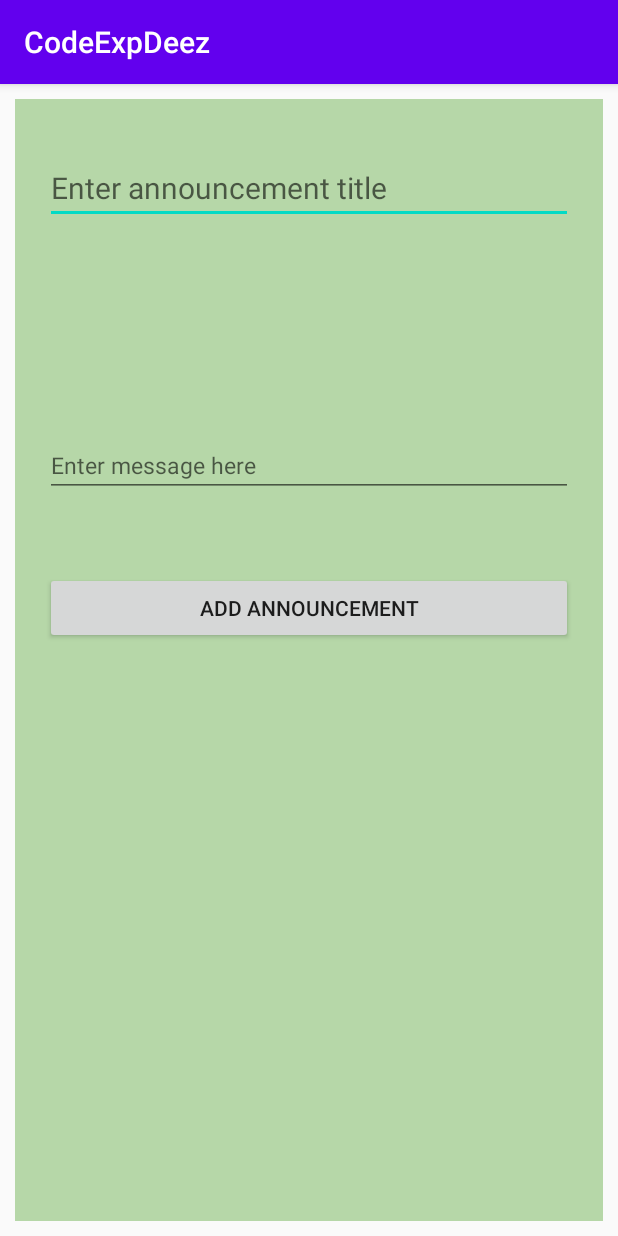
After one commit to Phoshco/CodeExpDeez, an Android app: the AddAnnouncementObject screen opened directly, with no data from a screen before it, on a phone screen of 412 x 824 dp. The commit adds this screen. Run offline under Robolectric (Android 15) with nearby library versions, the phone set to English and light mode, and no system bars.

Commit message:
Announcements Added

```diff
--- a/app/src/main/AndroidManifest.xml
+++ b/app/src/main/AndroidManifest.xml
@@ -37,6 +37,9 @@
             android:name=".Announcement"
             android:exported="false" />
         <activity
+            android:name=".AddAnnouncementObject"
+            android:exported="false" />
+        <activity
             android:name=".Launch"
             android:exported="true">
             <intent-filter>
--- /dev/null
+++ b/app/src/main/java/com/example/codeexpdeez/AddAnnouncementObject.java
@@ -0,0 +1,76 @@
+package com.example.codeexpdeez;
+
+import android.annotation.SuppressLint;
+import android.app.DatePickerDialog;
+import android.app.TimePickerDialog;
+import android.os.Build;
+import android.os.Bundle;
+import android.text.TextUtils;
+import android.view.View;
+import android.widget.Button;
+import android.widget.DatePicker;
+import android.widget.EditText;
+import android.widget.TextView;
+import android.widget.TimePicker;
+import android.widget.Toast;
+
+import androidx.annotation.RequiresApi;
+import androidx.appcompat.app.AppCompatActivity;
+
+import java.text.SimpleDateFormat;
+import java.time.LocalDate;
+import java.time.LocalDateTime;
+import java.time.LocalTime;
+import java.util.Calendar;
+import java.util.Date;
+import java.util.HashMap;
+import java.util.List;
+import java.util.Locale;
+
+public class AddAnnouncementObject extends AppCompatActivity {
+    EditText title;
+    EditText message;
+    Button addAnnouncement;
+    private HashMap<String, String> user;
+
+    @Override
+    protected void onCreate(Bundle savedInstanceState) {
+        super.onCreate(savedInstanceState);
+        setContentView(R.layout.activity_add_announcement);
+
+        title = findViewById(R.id.announcement_title);
+        message = findViewById(R.id.announcement_message);
+        addAnnouncement = findViewById(R.id.addAnnouncement);
+
+        SessionManager session = new SessionManager(getApplicationContext());
+        user = session.getUserDetails();
+
+
+        addAnnouncement.setOnClickListener(new View.OnClickListener() {
+            @RequiresApi(api = Build.VERSION_CODES.O)
+            @Override
+            public void onClick(View view) {
+                String description = "Announcement by: "+user.get("Rank").toString()+" "+user.get("Name").toString();
+                String date = LocalDate.now().toString();
+                String time = LocalTime.now().toString();
+                AnnouncementObject announcement = new AnnouncementObject();
+                announcement.setTitle(title.getText().toString());
+                announcement.setDate(date);
+                announcement.setTime(time);
+                announcement.setUnit(user.get("Unit").toString());
+                announcement.setCoy(user.get("Coy").toString());
+                announcement.setMessage(message.getText().toString());
+                new AnnouncementFirebase(user.get("Unit").toString(),user.get("Coy").toString()).updateAnnouncement(announcement, new AnnouncementFirebase.DataStatus() {
+                    @Override
+                    public void DataIsLoadedAnnouncements(List<AnnouncementObject> announcement, List<String> keys) {
+                    }
+                    @Override
+                    public void DataInserted() {
+                        Toast.makeText(AddAnnouncementObject.this, "The Announcement has been added successfully,", Toast.LENGTH_LONG).show();
+                    }
+                });
+                finish();
+            }
+        });
+    }
+}
--- /dev/null
+++ b/app/src/main/res/layout/activity_add_announcement.xml
@@ -0,0 +1,57 @@
+<?xml version="1.0" encoding="utf-8"?>
+<LinearLayout
+    xmlns:android="http://schemas.android.com/apk/res/android"
+    xmlns:tools="http://schemas.android.com/tools"
+    android:layout_width="match_parent"
+    android:layout_height="match_parent"
+    android:orientation="vertical"
+    android:paddingLeft="10dp"
+    android:paddingRight="10dp"
+    android:paddingTop="10dp"
+    android:paddingBottom="10dp"
+    tools:context=".AddAnnouncementObject">
+
+    <LinearLayout
+        android:layout_width="match_parent"
+        android:layout_height="match_parent"
+        android:layout_gravity="center"
+        android:background="#b6d7a8"
+        android:orientation="vertical"
+        android:paddingLeft="20dp"
+        android:paddingRight="20dp"
+        android:paddingTop="20dp"
+        android:paddingBottom="50dp"
+        >
+
+        <EditText
+            android:id="@+id/announcement_title"
+            android:layout_width="match_parent"
+            android:layout_height="wrap_content"
+            android:layout_gravity="center"
+            android:hint="Enter announcement title"
+            android:textColor="@color/black"
+            android:textSize="20sp"
+            android:paddingTop="25dp"/>
+
+        <EditText
+            android:id="@+id/announcement_message"
+            android:layout_width="match_parent"
+            android:layout_height="wrap_content"
+            android:layout_gravity="center"
+            android:layout_below="@id/title"
+            android:hint="Enter message here"
+            android:textColor="@color/black"
+            android:textSize="15sp"
+            android:paddingTop="150dp"/>
+
+
+        <Button
+            android:layout_width="match_parent"
+            android:layout_height="wrap_content"
+            android:id="@+id/addAnnouncement"
+            android:text="Add announcement"
+            android:layout_marginTop="50dp"/>
+
+    </LinearLayout>
+
+</LinearLayout>
```
Also changed, not shown: app/src/main/java/com/example/codeexpdeez/Announcement.java (+97 -0 lines), app/src/main/res/layout/activity_announcement.xml (+14 -5 lines), app/src/main/res/layout/announcement_item.xml (added, +40 -0 lines), app/src/main/res/menu/addannouncement.xml (added, +12 -0 lines).
